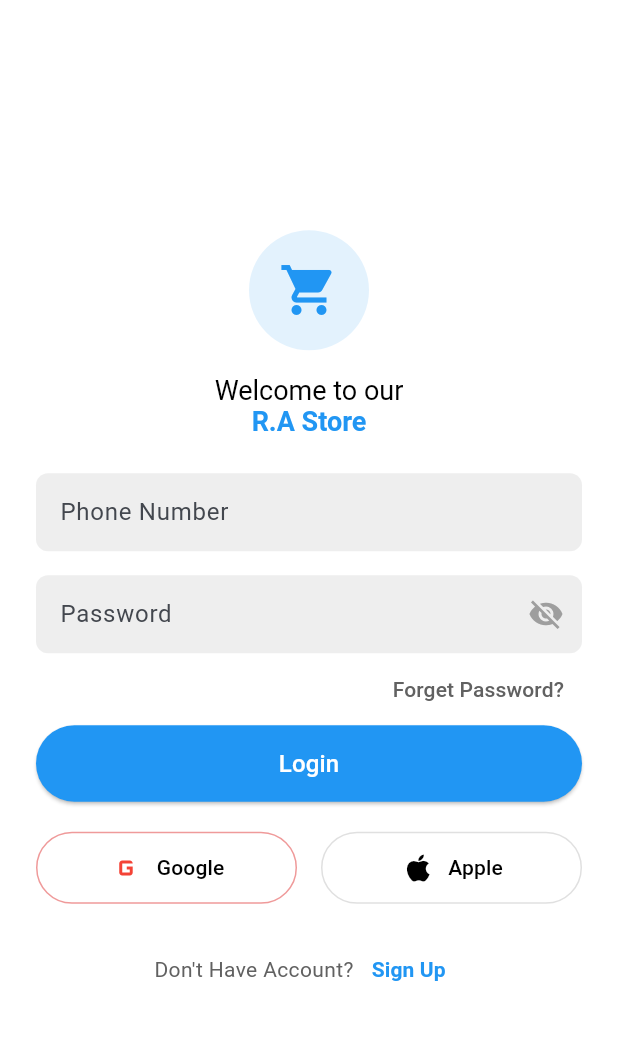
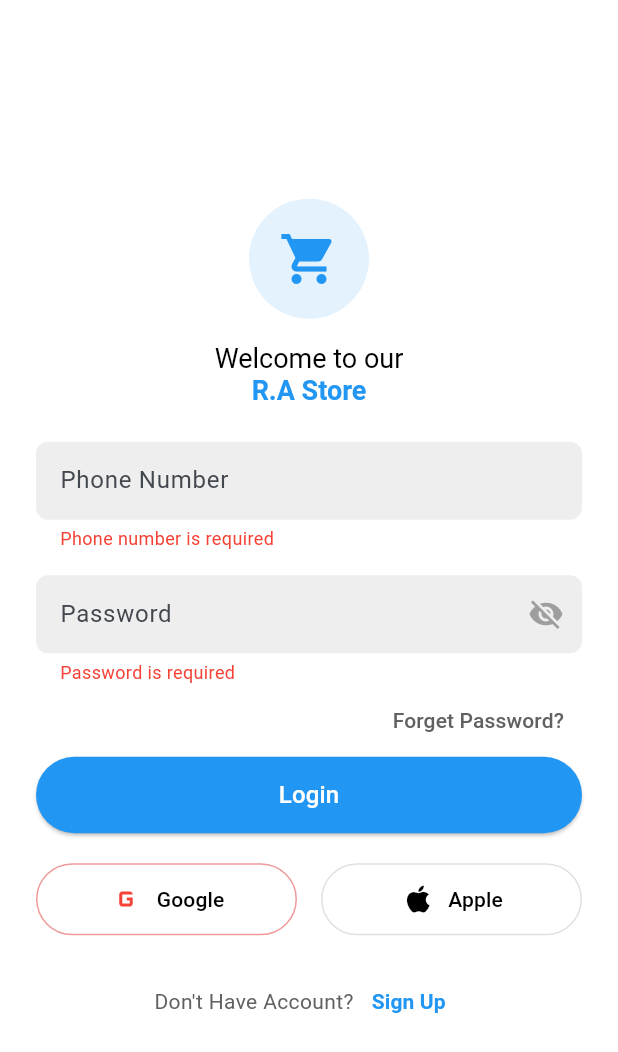
Before and after one commit to anggarasa/R.A-Store-Flutter-Version, a Flutter app: the screen it shows after launch, after a tap on "Continue with Email or Phone", after a tap on "Login", on a phone screen of 412 x 824 dp. Shown: the top 1052 px of the screen. Run offline on Flutter 3.47's test engine with Material 3 defaults, Android fonts, the phone set to English and light mode, and no system bars.

Commit message:
membuat validate login

```diff
--- a/lib/pages/auth/login.dart
+++ b/lib/pages/auth/login.dart
@@ -13,6 +13,31 @@ class Login extends StatefulWidget {
 
 class _LoginState extends State<Login> {
   bool _obscureText = true;
+
+  final TextEditingController _phoneController = TextEditingController();
+  final TextEditingController _passwordController = TextEditingController();
+
+  String? _phoneError;
+  String? _passwordError;
+
+  void _validateAndLogin() {
+    String phone = _phoneController.text.trim();
+    String password = _passwordController.text;
+
+    setState(() {
+      if (phone.isEmpty) {
+        _phoneError = "Phone number is required";
+      } else {
+        _phoneError = "Phone number or password is incorrect";
+      }
+
+      if (password.isEmpty) {
+        _passwordError = "Password is required";
+      } else {
+        _passwordError = "Phone number or password is incorrect";
+      }
+    });
+  }
 
   @override
   Widget build(BuildContext context) {
@@ -67,7 +92,11 @@ class _LoginState extends State<Login> {
                       color: Colors.grey[200],
                       borderRadius: BorderRadius.circular(8),
                     ),
-                    child: TextField(
+                    child: Column(
+                      crossAxisAlignment: CrossAxisAlignment.start,
+                      children: [
+                        TextField(
+                          controller: _phoneController,
                           keyboardType: TextInputType.phone,
                           decoration: InputDecoration(
                             hintText: 'Phone Number',
@@ -76,6 +105,19 @@ class _LoginState extends State<Login> {
                               horizontal: 16,
                               vertical: 14,
                             ),
+                          ),
+                        ),
+                      ],
+                    ),
+                  ),
+                  if (_phoneError != null)
+                    Align(
+                      alignment: Alignment.centerLeft,
+                      child: Padding(
+                        padding: const EdgeInsets.only(left: 16, top: 4),
+                        child: Text(
+                          _phoneError!,
+                          style: TextStyle(color: Colors.red, fontSize: 12),
                         ),
                       ),
                     ),
@@ -87,7 +129,11 @@ class _LoginState extends State<Login> {
                       color: Colors.grey[200],
                       borderRadius: BorderRadius.circular(8),
                     ),
-                    child: TextField(
+                    child: Column(
+                      crossAxisAlignment: CrossAxisAlignment.start,
+                      children: [
+                        TextField(
+                          controller: _passwordController,
                           obscureText: _obscureText,
                           decoration: InputDecoration(
                             hintText: 'Password',
@@ -109,6 +155,19 @@ class _LoginState extends State<Login> {
                                 });
                               },
                             ),
+                          ),
+                        ),
+                      ],
+                    ),
+                  ),
+                  if (_passwordError != null)
+                    Align(
+                      alignment: Alignment.centerLeft,
+                      child: Padding(
+                        padding: const EdgeInsets.only(left: 16, top: 4),
+                        child: Text(
+                          _passwordError!,
+                          style: TextStyle(color: Colors.red, fontSize: 12),
                         ),
                       ),
                     ),
@@ -133,7 +192,7 @@ class _LoginState extends State<Login> {
                   SizedBox(
                     width: double.infinity,
                     child: ElevatedButton(
-                      onPressed: () {},
+                      onPressed: _validateAndLogin,
                       style: ElevatedButton.styleFrom(
                         backgroundColor: Colors.blue,
                         padding: EdgeInsets.symmetric(vertical: 14),
```
Lines whose indentation alone changed are shown as unchanged.
